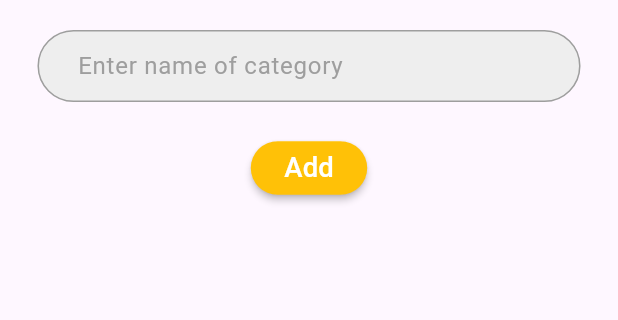
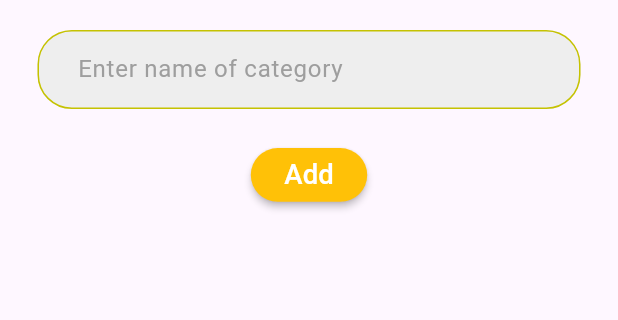
Before and after one commit to abdellahayoujil/flutter_firebase, a Flutter app: the Addcategoris screen opened by its route, on a phone screen of 412 x 824 dp, the part 84-404 px from its top. Run offline on Flutter 3.47's test engine with Material 3 defaults, Android fonts, the phone set to English and light mode, and no system bars; our stand-ins replace awesome_dialog, cloud_firestore, firebase_auth, firebase_core, flutter_screenutil, google_sign_in and 1 more; accounts and stored records are empty.

Commit message:
update designe ui

```diff
--- a/lib/components/customformfield.dart
+++ b/lib/components/customformfield.dart
@@ -1,3 +1,4 @@
+import 'package:firebase_flutter/constans.dart';
 import 'package:flutter/material.dart';
 import 'package:flutter_screenutil/flutter_screenutil.dart';
 
@@ -19,25 +20,27 @@ class CustomformfieldAdd extends StatelessWidget {
       validator: validator,
       controller: mycontroller,
       style: TextStyle(fontSize: 14.sp),
+      cursorColor: MyColors.myYellowgrey,
         decoration: InputDecoration(
           hintText: hinttext,
-        hintStyle: TextStyle(
-          fontSize: 14.sp,
-          color: Colors.grey,
-        ),
+          hintStyle: TextStyle(fontSize: 14.sp, color: Colors.grey),
           contentPadding: EdgeInsets.symmetric(
-          vertical: 2.h,
+            vertical: 12.h,
             horizontal: 20.w,
           ),
           filled: true,
           fillColor: Colors.grey[200],
           border: OutlineInputBorder(
-          borderRadius: BorderRadius.circular(50.r),
-          borderSide: const BorderSide(color: Color.fromARGB(255, 184, 184, 184)),
+            borderRadius: BorderRadius.circular(20.r),
+            borderSide: const BorderSide(color: MyColors.myYellowgrey),
           ),
           enabledBorder: OutlineInputBorder(
-          borderRadius: BorderRadius.circular(50.r),
-          borderSide: const BorderSide(color: Colors.grey),
+            borderRadius: BorderRadius.circular(20.r),
+            borderSide: const BorderSide(color: MyColors.myYellowgrey),
+          ),
+          focusedBorder: OutlineInputBorder(
+            borderRadius: BorderRadius.circular(20.r),
+            borderSide: const BorderSide(color: MyColors.myYellowgrey, width: 2),
           ),
         ),
     );
--- a/lib/homepage.dart
+++ b/lib/homepage.dart
@@ -123,7 +123,7 @@ class _HomepageState extends State<Homepage> {
                           gradient: LinearGradient(
                             colors: [
                               Colors.blue.shade50,
-                              Colors.blue.shade100,
+                              const Color.fromARGB(255, 144, 205, 255),
                             ],
                             begin: Alignment.topLeft,
                             end: Alignment.bottomRight,
@@ -140,10 +140,11 @@ class _HomepageState extends State<Homepage> {
                             SizedBox(height: 10.h),
                             Text(
                               "${data[index]['name']}",
+                              maxLines: 1,
                               style: TextStyle(
                                 fontSize: 16.sp,
                                 fontWeight: FontWeight.bold,
-                                color: Colors.blue.shade900,
+                                color: const Color.fromARGB(255, 255, 255, 255),
                               ),
                               textAlign: TextAlign.center,
                             ),
```
Also changed, not shown: lib/note/viewnote.dart (+5 -3 lines), 4 other files. Lines whose indentation alone changed are shown as unchanged.
